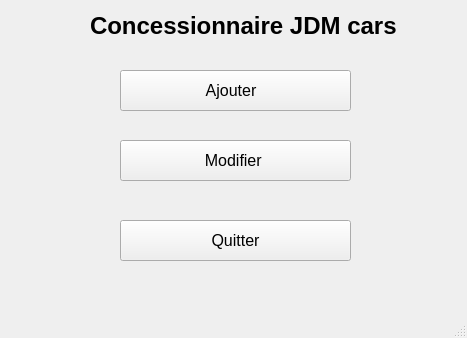
LeQC125/Projet_final_concessionnaire, file QT designer/Main.ui: the form before one commit.
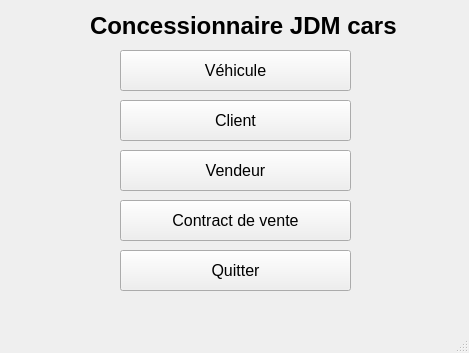
The form after the commit.

Commit message: import main interface

Patch:
```diff
--- a/QT designer/Main.ui
+++ b/QT designer/Main.ui
@@ -6,10 +6,15 @@
    <rect>
     <x>0</x>
     <y>0</y>
-    <width>467</width>
-    <height>338</height>
+    <width>469</width>
+    <height>353</height>
    </rect>
   </property>
+  <property name="font">
+   <font>
+    <pointsize>12</pointsize>
+   </font>
+  </property>
   <property name="windowTitle">
    <string>MainWindow</string>
   </property>
@@ -38,7 +43,7 @@
     <property name="geometry">
      <rect>
       <x>120</x>
-      <y>70</y>
+      <y>50</y>
       <width>231</width>
       <height>41</height>
      </rect>
@@ -49,14 +54,14 @@
      </font>
     </property>
     <property name="text">
-     <string>Ajouter  </string>
+     <string>Véhicule</string>
     </property>
    </widget>
    <widget class="QPushButton" name="pushButton_modifier">
     <property name="geometry">
      <rect>
       <x>120</x>
-      <y>140</y>
+      <y>100</y>
       <width>231</width>
       <height>41</height>
      </rect>
@@ -67,14 +72,14 @@
      </font>
     </property>
     <property name="text">
-     <string>Modifier </string>
+     <string>Client</string>
     </property>
    </widget>
    <widget class="QPushButton" name="pushButton_quitter">
     <property name="geometry">
      <rect>
       <x>120</x>
-      <y>220</y>
+      <y>250</y>
       <width>231</width>
       <height>41</height>
      </rect>
@@ -88,6 +93,32 @@
      <string>Quitter</string>
     </property>
    </widget>
+   <widget class="QPushButton" name="pushButton">
+    <property name="geometry">
+     <rect>
+      <x>120</x>
+      <y>150</y>
+      <width>231</width>
+      <height>41</height>
+     </rect>
+    </property>
+    <property name="text">
+     <string>Vendeur</string>
+    </property>
+   </widget>
+   <widget class="QPushButton" name="pushButton_2">
+    <property name="geometry">
+     <rect>
+      <x>120</x>
+      <y>200</y>
+      <width>231</width>
+      <height>41</height>
+     </rect>
+    </property>
+    <property name="text">
+     <string>Contract de vente</string>
+    </property>
+   </widget>
   </widget>
   <widget class="QMenuBar" name="menubar">
    <property name="geometry">
```
Left out of the diff: 4 changed lines with no effect on the pictures. The commit also changes 7 other files.
